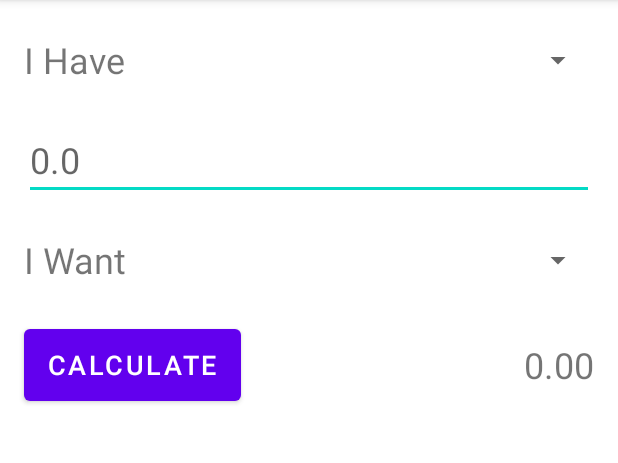
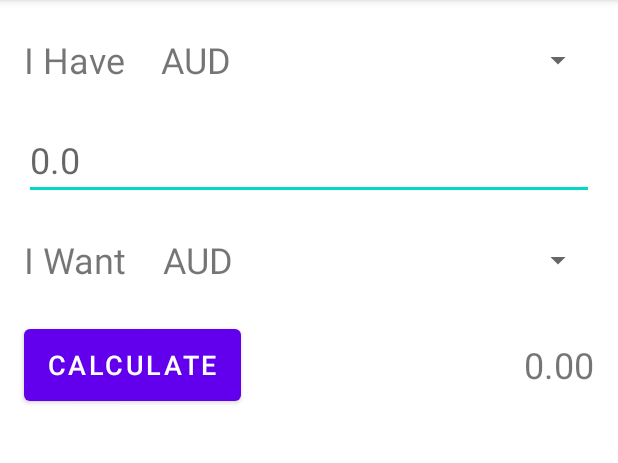
Before and after one commit to icicala/MAD, an Android app: the screen it shows after launch (MainActivity), on a phone screen of 412 x 824 dp, the part 84-547 px from its top. Run offline under Robolectric (Android 15) with nearby library versions, the phone set to English and light mode, and no system bars.

Commit message:
feat(Exercises 2) Exercise 2.2: Currency Converter (List of Currencies)

```diff
--- /dev/null
+++ b/app/src/main/java/de/thu/hallomad/ExchangeRate.java
@@ -0,0 +1,20 @@
+package de.thu.hallomad;
+
+public class ExchangeRate {
+
+    private String currencyName;
+    private double rateForOneEuro;
+
+    public ExchangeRate(String currencyName, double rateForOneEuro) {
+        this.currencyName = currencyName;
+        this.rateForOneEuro = rateForOneEuro;
+    }
+
+    public String getCurrencyName() {
+        return currencyName;
+    }
+
+    public double getRateForOneEuro() {
+        return rateForOneEuro;
+    }
+}
--- /dev/null
+++ b/app/src/main/java/de/thu/hallomad/ExchangeRateDatabase.java
@@ -0,0 +1,84 @@
+package de.thu.hallomad;
+
+import java.util.Arrays;
+import java.util.HashMap;
+import java.util.Map;
+
+public class ExchangeRateDatabase {
+
+    // Exchange rates to EURO - price for 1 Euro
+    private final static ExchangeRate[] RATES = {
+            new ExchangeRate("EUR", 1.0),
+            new ExchangeRate("USD", 1.0845),
+            new ExchangeRate("JPY", 130.02),
+            new ExchangeRate("BGN", 1.9558),
+            new ExchangeRate("CZK", 27.473),
+            new ExchangeRate("DKK", 7.4690),
+            new ExchangeRate("GBP", 0.73280),
+            new ExchangeRate("HUF", 299.83),
+            new ExchangeRate("PLN", 4.0938),
+            new ExchangeRate("RON", 4.4050),
+            new ExchangeRate("SEK", 9.3207),
+            new ExchangeRate("CHF", 1.0439),
+            new ExchangeRate("NOK", 8.6545),
+            new ExchangeRate("HRK", 7.6448),
+            new ExchangeRate("RUB", 62.5595),
+            new ExchangeRate("TRY", 2.8265),
+            new ExchangeRate("AUD", 1.4158),
+            new ExchangeRate("BRL", 3.5616),
+            new ExchangeRate("CAD", 1.3709),
+            new ExchangeRate("CNY", 6.7324),
+            new ExchangeRate("HKD", 8.4100),
+            new ExchangeRate("IDR", 14172.71),
+            new ExchangeRate("ILS", 4.3019),
+            new ExchangeRate("INR", 67.9180),
+            new ExchangeRate("KRW", 1201.04),
+            new ExchangeRate("MXN", 16.5321),
+            new ExchangeRate("MYR", 4.0246),
+            new ExchangeRate("NZD", 1.4417),
+            new ExchangeRate("PHP", 48.527),
+            new ExchangeRate("SGD", 1.4898),
+            new ExchangeRate("THB", 35.328),
+            new ExchangeRate("ZAR", 13.1446)
+    };
+
+    private final static Map<String, Double> CURRENCIES_MAP = new HashMap<>();
+
+    private final static String[] CURRENCIES_LIST;
+
+    static {
+        for (ExchangeRate r : RATES) {
+            CURRENCIES_MAP.put(r.getCurrencyName(), r.getRateForOneEuro());
+        }
+        CURRENCIES_LIST = new String[CURRENCIES_MAP.size()];
+
+        CURRENCIES_MAP.keySet().toArray(CURRENCIES_LIST);
+        Arrays.sort(CURRENCIES_LIST);
+
+    }
+
+    /**
+     * Returns list of currency names
+     */
+
+    public String[] getCurrencies() {
+        return CURRENCIES_LIST;
+    }
+
+    /**
+     * Gets exchange rate for currency (equivalent for one Euro)
+     */
+
+    public double getExchangeRate(String currency) {
+        return CURRENCIES_MAP.get(currency);
+    }
+
+    /**
+     * Converts a value from a currency to another one
+     *
+     * @return converted value
+     */
+    public double convert(double value, String currencyFrom, String currencyTo) {
+        return value / CURRENCIES_MAP.get(currencyFrom) * CURRENCIES_MAP.get(currencyTo);
+    }
+}
--- a/app/src/main/java/de/thu/hallomad/MainActivity.java
+++ b/app/src/main/java/de/thu/hallomad/MainActivity.java
@@ -3,6 +3,8 @@ package de.thu.hallomad;
 import androidx.appcompat.app.AppCompatActivity;
 
 import android.os.Bundle;
+import android.widget.ArrayAdapter;
+import android.widget.Spinner;
 
 public class MainActivity extends AppCompatActivity {
 
@@ -10,5 +12,14 @@ public class MainActivity extends AppCompatActivity {
     protected void onCreate(Bundle savedInstanceState) {
         super.onCreate(savedInstanceState);
         setContentView(R.layout.activity_main);
+
+        ExchangeRateDatabase data = new ExchangeRateDatabase();
+        ArrayAdapter<String> adapter = new ArrayAdapter<>(this, R.layout.spinner_item_view, R.id.id_spinner_item, data.getCurrencies());
+
+        Spinner spinnerFrom = findViewById(R.id.id_spinner_from);
+        spinnerFrom.setAdapter(adapter);
+
+        Spinner spinnerTo = findViewById(R.id.id_spinner_to);
+        spinnerTo.setAdapter(adapter);
     }
 }
--- a/app/src/main/res/layout/activity_main.xml
+++ b/app/src/main/res/layout/activity_main.xml
@@ -28,15 +28,18 @@
 
     <Spinner
         android:id="@+id/id_spinner_from"
+        style="@style/Widget.AppCompat.Spinner"
         android:layout_width="0dp"
         android:layout_height="wrap_content"
         android:layout_marginStart="8dp"
         android:layout_marginTop="16dp"
         android:layout_marginEnd="16dp"
         android:layout_marginBottom="16dp"
+        android:dropDownWidth="wrap_content"
+        android:focusable="auto"
         android:minHeight="48dp"
         android:scrollbars="horizontal"
-        android:spinnerMode="dropdown"
+        android:spinnerMode="dialog"
         app:layout_constraintBottom_toTopOf="@+id/id_editText"
         app:layout_constraintEnd_toEndOf="parent"
         app:layout_constraintHorizontal_bias="0.5"
@@ -81,14 +84,16 @@
 
     <Spinner
         android:id="@+id/id_spinner_to"
+        style="@style/Widget.AppCompat.Spinner"
         android:layout_width="0dp"
         android:layout_height="wrap_content"
         android:layout_marginStart="8dp"
         android:layout_marginTop="16dp"
         android:layout_marginEnd="16dp"
+        android:focusable="auto"
         android:minHeight="48dp"
         android:scrollbars="horizontal"
-        android:spinnerMode="dropdown"
+        android:spinnerMode="dialog"
         app:layout_constraintEnd_toEndOf="parent"
         app:layout_constraintHorizontal_bias="0.5"
         app:layout_constraintHorizontal_weight="2"
--- /dev/null
+++ b/app/src/main/res/layout/spinner_item_view.xml
@@ -0,0 +1,11 @@
+<?xml version="1.0" encoding="utf-8"?>
+<TextView xmlns:android="http://schemas.android.com/apk/res/android"
+    android:id="@+id/id_spinner_item"
+    android:layout_width="match_parent"
+    android:layout_height="match_parent"
+    android:gravity="center_vertical"
+    android:minHeight="40dp"
+    android:paddingStart="8dp"
+    android:textSize="24sp">
+
+</TextView>
```
